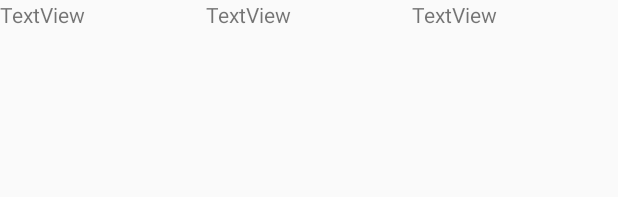
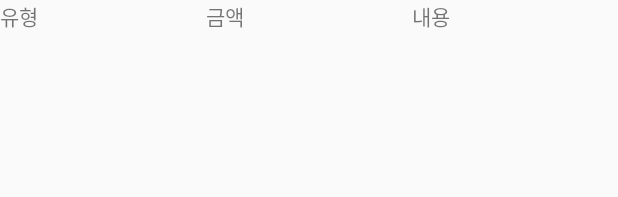
Before and after one commit to thanksthanks/PocketMoney, an Android app: the layout fragment_plan.xml on its own in the app's theme, with its tools: preview values and no code run, on a phone screen of 412 x 824 dp. Shown: the top 197 px of the screen. Run offline under Robolectric (Android 15) with nearby library versions, the phone set to English and light mode, and no system bars.

Commit message:
수정(도연)

```diff
--- a/app/src/main/res/layout/fragment_plan.xml
+++ b/app/src/main/res/layout/fragment_plan.xml
@@ -15,20 +15,20 @@
             android:layout_width="wrap_content"
             android:layout_height="wrap_content"
             android:layout_weight="1"
-            android:text="TextView" />
+            android:text="유형" />
 
         <TextView
             android:id="@+id/textView7"
             android:layout_width="wrap_content"
             android:layout_height="wrap_content"
             android:layout_weight="1"
-            android:text="TextView" />
+            android:text="금액" />
 
         <TextView
             android:id="@+id/textView9"
             android:layout_width="wrap_content"
             android:layout_height="wrap_content"
             android:layout_weight="1"
-            android:text="TextView" />
+            android:text="내용" />
     </LinearLayout>
 </LinearLayout>
```
Also changed, not shown: 608 other files.
